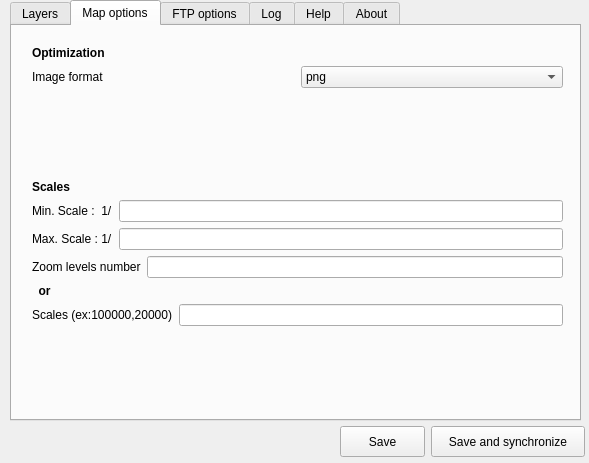
This is ui_lizmap.ui in 3liz/lizmap-plugin as Qt 5 draws it before an edit. The edited form follows.
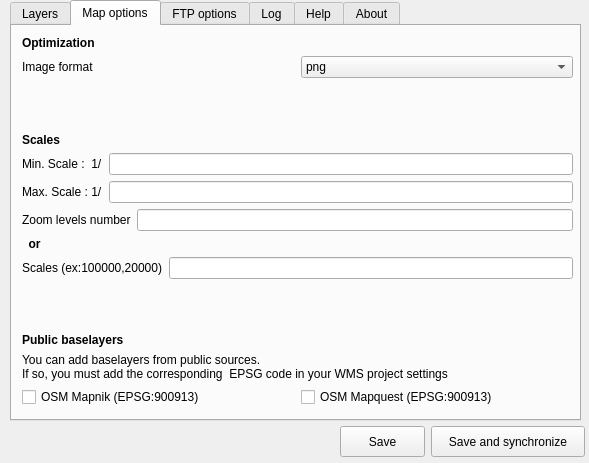
This is the edited form. The open tabs and pages were chosen to show the change.

Commit message: New feature : choose among OSM public tile server to add baselayers to the project

```diff
--- a/ui_lizmap.ui
+++ b/ui_lizmap.ui
@@ -154,10 +154,10 @@
     <widget class="QWidget" name="verticalLayoutWidget_2">
      <property name="geometry">
       <rect>
-       <x>20</x>
-       <y>20</y>
-       <width>531</width>
-       <height>280</height>
+       <x>10</x>
+       <y>10</y>
+       <width>551</width>
+       <height>371</height>
       </rect>
      </property>
      <layout class="QVBoxLayout" name="verticalLayout_2">
@@ -212,19 +212,6 @@
         </property>
        </spacer>
       </item>
-      <item>
-       <spacer name="verticalSpacer_2">
-        <property name="orientation">
-         <enum>Qt::Vertical</enum>
-        </property>
-        <property name="sizeHint" stdset="0">
-         <size>
-          <width>20</width>
-          <height>60</height>
-         </size>
-        </property>
-       </spacer>
-      </item>
       <item>
        <widget class="QLabel" name="label_15">
         <property name="font">
@@ -332,6 +319,58 @@
         </item>
        </layout>
       </item>
+      <item>
+       <spacer name="verticalSpacer_3">
+        <property name="orientation">
+         <enum>Qt::Vertical</enum>
+        </property>
+        <property name="sizeHint" stdset="0">
+         <size>
+          <width>20</width>
+          <height>40</height>
+         </size>
+        </property>
+       </spacer>
+      </item>
+      <item>
+       <widget class="QLabel" name="label_20">
+        <property name="font">
+         <font>
+          <weight>75</weight>
+          <bold>true</bold>
+         </font>
+        </property>
+        <property name="text">
+         <string>Public baselayers</string>
+        </property>
+       </widget>
+      </item>
+      <item>
+       <widget class="QLabel" name="label_21">
+        <property name="text">
+         <string>You can add baselayers from public sources.
+If so, you must add the corresponding  EPSG code in your WMS project settings</string>
+        </property>
+       </widget>
+      </item>
+      <item>
+       <layout class="QHBoxLayout" name="horizontalLayout_9">
+        <item>
+         <widget class="QCheckBox" name="cbOsmMapnik">
+          <property name="text">
+           <string>OSM Mapnik (EPSG:900913)</string>
+          </property>
+         </widget>
+        </item>
+        <item>
+         <widget class="QCheckBox" name="cbOsmMapquest">
+          <property name="text">
+           <string>OSM Mapquest (EPSG:900913)</string>
+          </property>
+         </widget>
+        </item>
+       </layout>
+      </item>
      </layout>
     </widget>
    </widget>
```
Left out of the diff: 13 changed lines with no effect on the pictures. The commit also changes 2 other files.
